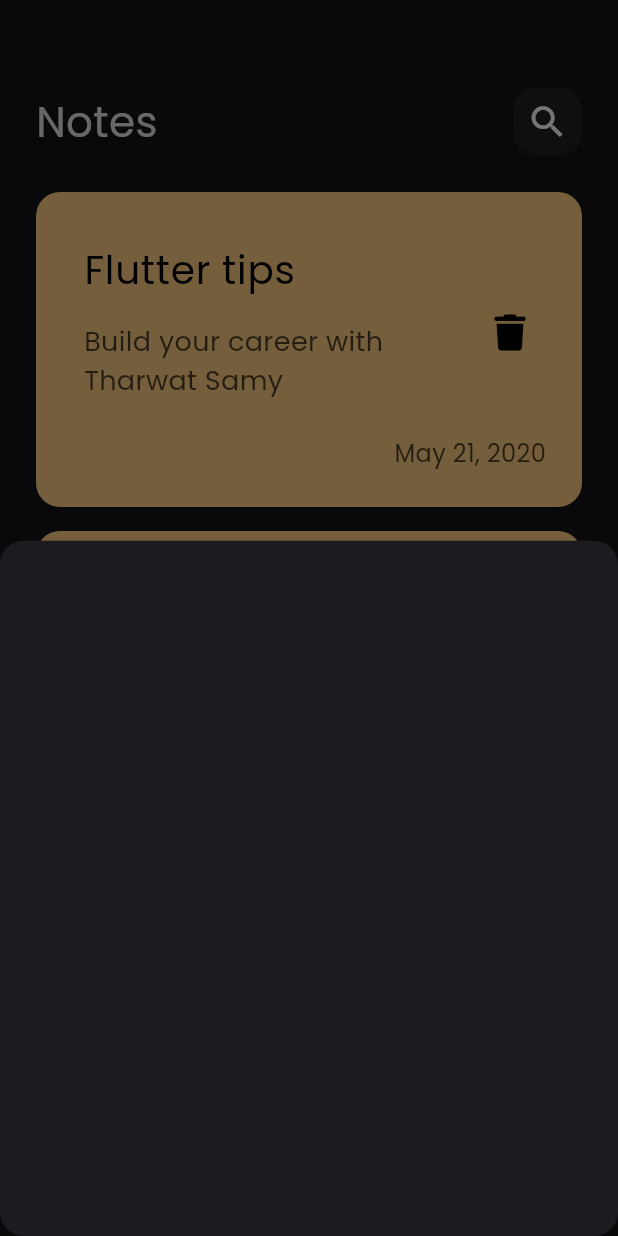
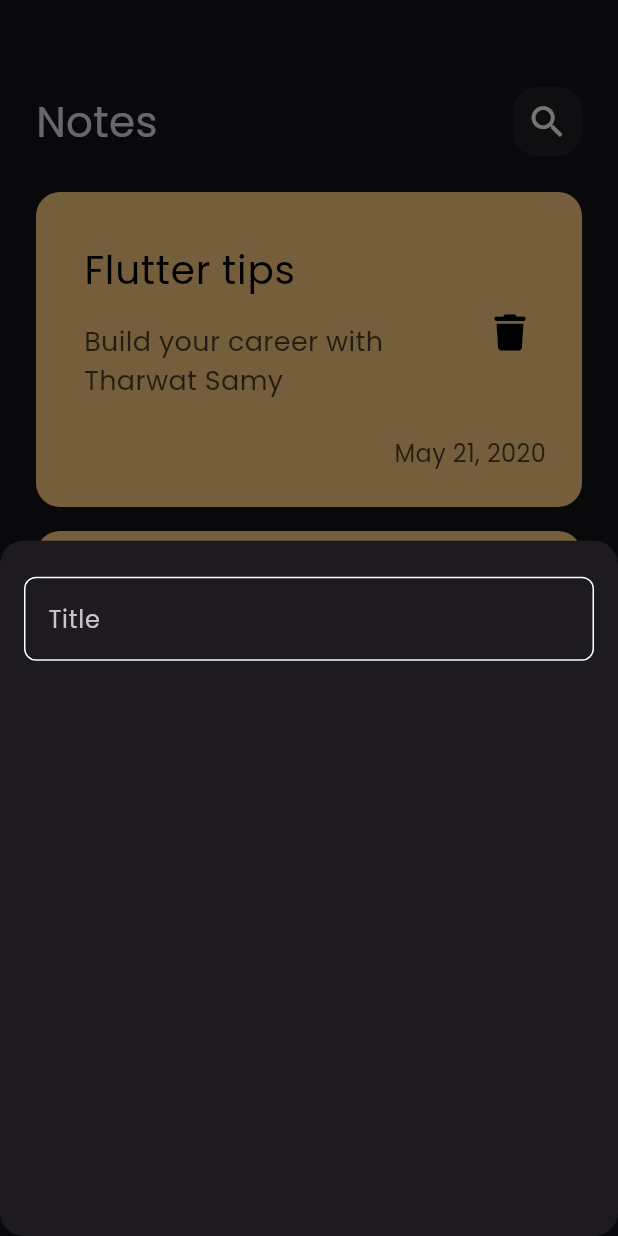
Before and after one commit to KhaledHAnter/notes_app, a Flutter app: the screen it shows after launch, after a tap on the "add" icon, on a phone screen of 412 x 824 dp. Run offline on Flutter 3.47's test engine with Material 3 defaults, Android fonts, the phone set to English and light mode, and no system bars; our stand-ins replace font_awesome_flutter, gap; project files that could hold a hidden picture were left out.

Commit message:
create custom text field

```diff
--- a/lib/Widgets/add_note_buttom_sheet.dart
+++ b/lib/Widgets/add_note_buttom_sheet.dart
@@ -1,12 +1,22 @@
 import 'package:flutter/material.dart';
+import 'package:gap/gap.dart';
+import 'package:note_app_th/Widgets/custom_text_field.dart';
 
 class AddNoteButtomSheet extends StatelessWidget {
   const AddNoteButtomSheet({super.key});
 
   @override
   Widget build(BuildContext context) {
-    return Container(
-      decoration: const BoxDecoration(),
+    return const Padding(
+      padding: EdgeInsets.symmetric(
+        horizontal: 16,
+      ),
+      child: Column(
+        children: [
+          Gap(24),
+          CustomTextField(),
+        ],
+      ),
     );
   }
 }
--- /dev/null
+++ b/lib/Widgets/custom_text_field.dart
@@ -0,0 +1,25 @@
+import 'package:flutter/material.dart';
+import 'package:note_app_th/constants.dart';
+
+class CustomTextField extends StatelessWidget {
+  const CustomTextField({super.key});
+
+  @override
+  Widget build(BuildContext context) {
+    return TextField(
+      cursorColor: kPrimaryColor,
+      decoration: InputDecoration(
+        hintText: "Title",
+        border: buildBorder(),
+        enabledBorder: buildBorder(),
+        focusedBorder: buildBorder(kPrimaryColor),
+      ),
+    );
+  }
+
+  OutlineInputBorder buildBorder([color]) {
+    return OutlineInputBorder(
+        borderRadius: BorderRadius.circular(8),
+        borderSide: BorderSide(color: color ?? Colors.white));
+  }
+}
--- /dev/null
+++ b/lib/constants.dart
@@ -0,0 +1,3 @@
+import 'package:flutter/material.dart';
+
+const kPrimaryColor = Color(0xff54ebd7);
```
